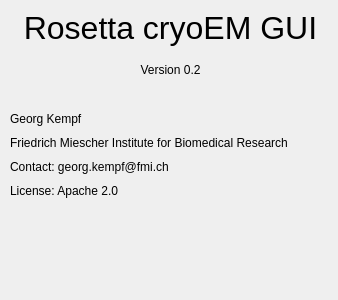
Above: rosem/about.ui from fmi-basel/RosEM before the change. Below: the same form after it.
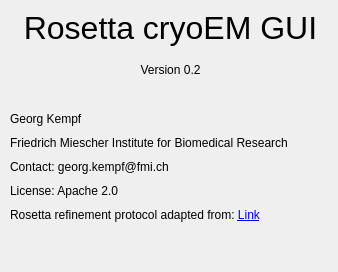
That is the form after the change.

Patch:
```diff
--- a/rosem/about.ui
+++ b/rosem/about.ui
@@ -7,7 +7,7 @@
     <x>0</x>
     <y>0</y>
     <width>338</width>
-    <height>300</height>
+    <height>272</height>
    </rect>
   </property>
   <property name="windowTitle">
@@ -43,7 +43,7 @@
      <x>10</x>
      <y>110</y>
      <width>319</width>
-     <height>90</height>
+     <height>114</height>
     </rect>
    </property>
    <layout class="QVBoxLayout" name="verticalLayout">
@@ -81,6 +81,13 @@
       </property>
      </widget>
     </item>
+    <item>
+     <widget class="QLabel" name="label_7">
+      <property name="text">
+       <string>&lt;html&gt;&lt;head/&gt;&lt;body&gt;&lt;p&gt;Rosetta refinement protocol adapted from: &lt;a href=&quot;https://faculty.washington.edu/dimaio/files/rosetta_density_tutorial_aug18.pdf&quot;&gt;&lt;span style=&quot; text-decoration: underline; color:#0000ff;&quot;&gt;Link&lt;/span&gt;&lt;/a&gt;&lt;/p&gt;&lt;/body&gt;&lt;/html&gt;</string>
+      </property>
+     </widget>
+    </item>
    </layout>
   </widget>
   <widget class="QLabel" name="label_6">
```
